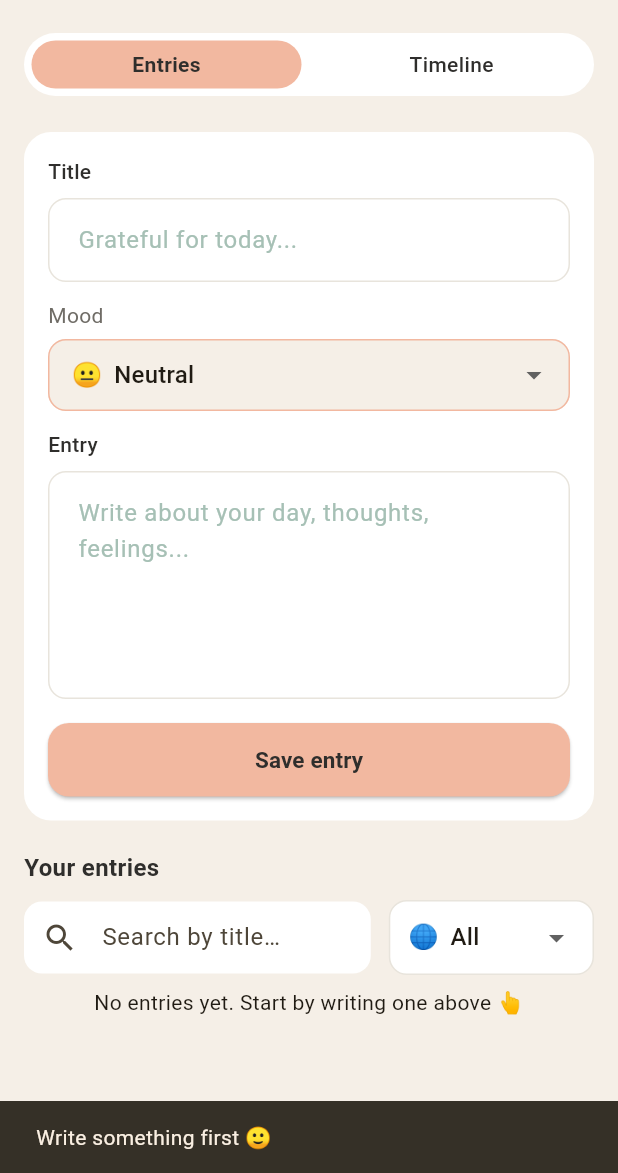
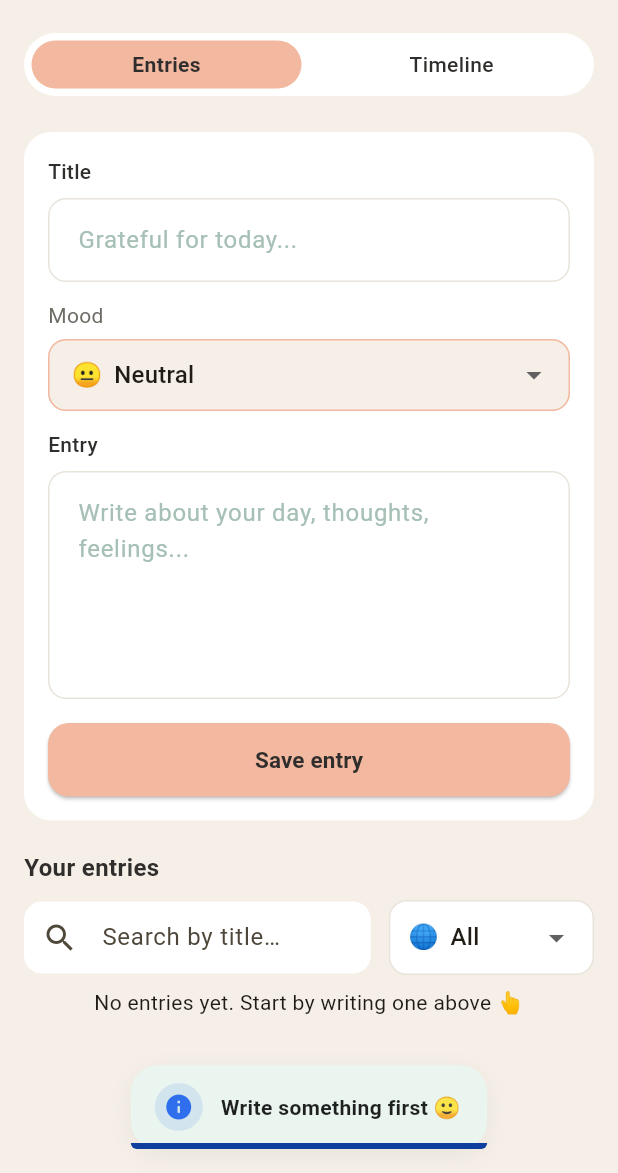
Before and after one commit to sunnypatell/csci4100u-aurora, a Flutter app: the JournalScreen screen opened directly, after a tap on "Save entry", on a phone screen of 412 x 824 dp, the part 63-1236 px from its top. Run offline on Flutter 3.47's test engine with Material 3 defaults, Android fonts, the phone set to English and light mode, and no system bars; our stand-ins replace cloud_firestore, firebase_auth, firebase_core, fl_chart, flutter_local_notifications, timezone; accounts and stored records are empty.

Commit message:
feat(ui-snackbar): introduce overlay snackbar variants and add docs
- add AuroraSnackVariant system (success,error,info,alert)
- replace all raw SnackBars with showAuroraSnackBar calls
- document usage & contributions in README

```diff
--- a/aurora_app/lib/main.dart
+++ b/aurora_app/lib/main.dart
@@ -31,6 +31,15 @@ class AuroraApp extends StatelessWidget {
           seedColor: const Color(0xFFF5C97B),
           brightness: Brightness.light,
         ),
+        snackBarTheme: const SnackBarThemeData(
+          elevation: 0,
+          backgroundColor: Colors.transparent,
+          behavior: SnackBarBehavior.floating,
+          shape: RoundedRectangleBorder(
+            borderRadius: BorderRadius.all(Radius.circular(18)),
+          ),
+          insetPadding: EdgeInsets.symmetric(horizontal: 16, vertical: 6),
+        ),
       ),
       home: const _AuthGate(),
     );
--- a/aurora_app/lib/screens/auth/login_screen.dart
+++ b/aurora_app/lib/screens/auth/login_screen.dart
@@ -2,6 +2,7 @@ import 'package:flutter/material.dart';
 import '../../widgets/auth/custom_text_field.dart';
 import '../../widgets/auth/auth_button.dart';
 import '../../services/auth_service.dart';
+import '../../widgets/aurora_snackbar.dart';
 import 'signup_screen.dart';
 
 class LoginScreen extends StatefulWidget {
@@ -35,17 +36,13 @@ class _LoginScreenState extends State<LoginScreen> {
         password: _passwordController.text,
       );
       if (!mounted) return;
-      ScaffoldMessenger.of(context).showSnackBar(
-        const SnackBar(content: Text('Signed in successfully')),
-      );
+      showAuroraSnackBar(context, 'Signed in successfully', variant: AuroraSnackVariant.success);
       // AuthGate will rebuild to Dashboard automatically; just pop back to root.
       Navigator.of(context).popUntil((route) => route.isFirst);
     } catch (e) {
       final msg = AuthService.instance.mapAuthError(e);
       if (mounted) {
-        ScaffoldMessenger.of(context).showSnackBar(
-          SnackBar(content: Text(msg)),
-        );
+        showAuroraSnackBar(context, msg, variant: AuroraSnackVariant.error);
       }
     } finally {
       if (mounted) setState(() => _isLoading = false);
@@ -55,25 +52,19 @@ class _LoginScreenState extends State<LoginScreen> {
   Future<void> _handleResetPassword() async {
     final email = _emailController.text.trim();
     if (email.isEmpty || !email.contains('@')) {
-      ScaffoldMessenger.of(context).showSnackBar(
-        const SnackBar(content: Text('Enter a valid email to reset password')),
-      );
+      showAuroraSnackBar(context, 'Enter a valid email to reset password', variant: AuroraSnackVariant.info);
       return;
     }
     setState(() => _resetting = true);
     try {
       await AuthService.instance.sendPasswordResetEmail(email);
       if (mounted) {
-        ScaffoldMessenger.of(context).showSnackBar(
-          SnackBar(content: Text('Password reset email sent to $email')),
-        );
+        showAuroraSnackBar(context, 'Password reset email sent to $email', variant: AuroraSnackVariant.success);
       }
     } catch (e) {
       final msg = AuthService.instance.mapAuthError(e);
       if (mounted) {
-        ScaffoldMessenger.of(context).showSnackBar(
-          SnackBar(content: Text(msg)),
-        );
+        showAuroraSnackBar(context, msg, variant: AuroraSnackVariant.error);
       }
     } finally {
       if (mounted) setState(() => _resetting = false);
--- a/aurora_app/lib/screens/auth/signup_screen.dart
+++ b/aurora_app/lib/screens/auth/signup_screen.dart
@@ -2,6 +2,7 @@ import 'package:flutter/material.dart';
 import '../../widgets/auth/custom_text_field.dart';
 import '../../widgets/auth/auth_button.dart';
 import '../../services/auth_service.dart';
+import '../../widgets/aurora_snackbar.dart';
 
 class SignUpScreen extends StatefulWidget {
   const SignUpScreen({super.key});
@@ -69,16 +70,12 @@ class _SignUpScreenState extends State<SignUpScreen> {
         displayName: _nameController.text.trim(),
       );
       if (!mounted) return;
-      ScaffoldMessenger.of(context).showSnackBar(
-        const SnackBar(content: Text('Account created!')),
-      );
+      showAuroraSnackBar(context, 'Account created!', variant: AuroraSnackVariant.success);
       Navigator.pop(context); // Back to login
     } catch (e) {
       final msg = AuthService.instance.mapAuthError(e);
       if (mounted) {
-        ScaffoldMessenger.of(context).showSnackBar(
-          SnackBar(content: Text(msg)),
-        );
+        showAuroraSnackBar(context, msg, variant: AuroraSnackVariant.error);
       }
     } finally {
       if (mounted) setState(() => _isLoading = false);
--- a/aurora_app/lib/screens/journal_screen.dart
+++ b/aurora_app/lib/screens/journal_screen.dart
@@ -4,6 +4,7 @@ import 'package:cloud_firestore/cloud_firestore.dart';
 import 'package:intl/intl.dart';
 import '../services/journal_service.dart';
 import '../widgets/auth/custom_text_field.dart';
+import '../widgets/aurora_snackbar.dart';
 import 'timeline_tab.dart';
 
 class JournalScreen extends StatefulWidget {
@@ -88,9 +89,7 @@ class _JournalScreenState extends State<JournalScreen> {
   Future<void> _saveEntry() async {
     if (_titleController.text.trim().isEmpty &&
         _contentController.text.trim().isEmpty) {
-      ScaffoldMessenger.of(context).showSnackBar(
-        const SnackBar(content: Text('Write something first 🙂')),
-      );
+      showAuroraSnackBar(context, 'Write something first 🙂', variant: AuroraSnackVariant.info);
       return;
     }
     setState(() => _isSaving = true);
@@ -104,14 +103,10 @@ class _JournalScreenState extends State<JournalScreen> {
       _titleController.clear();
       _contentController.clear();
       setState(() => _selectedMood = 'neutral');
-      ScaffoldMessenger.of(context).showSnackBar(
-        const SnackBar(content: Text('Journal entry saved! 📝')),
-      );
+      showAuroraSnackBar(context, 'Journal entry saved! 📝', variant: AuroraSnackVariant.success);
     } catch (e) {
       if (!mounted) return;
-      ScaffoldMessenger.of(context).showSnackBar(
-        SnackBar(content: Text('Error saving entry: $e')),
-      );
+      showAuroraSnackBar(context, 'Error saving entry: $e', variant: AuroraSnackVariant.error);
     } finally {
       if (mounted) {
         setState(() => _isSaving = false);
--- a/aurora_app/lib/screens/resources.dart
+++ b/aurora_app/lib/screens/resources.dart
@@ -1,5 +1,6 @@
 import 'package:flutter/material.dart';
 import 'package:flutter/services.dart';
+import '../widgets/aurora_snackbar.dart';
 
 /// Entry widget (use in your routes or Navigator.push)
 class ResourcesPage extends StatefulWidget {
@@ -176,7 +177,7 @@ class _ResourcesPageState extends State<ResourcesPage>
                           onTap: () => _open(context, const ADHDHelpPage()),
                         ),
                         ResourceCard(
-                          title: "Anxiety & Depression",
+                          title: "Anxiety",
                           subtitle: "Grounding, calm, connection",
                           emoji: "🌊",
                           gradientA: Colors.teal.shade200.withOpacity(0.35),
@@ -551,13 +552,11 @@ class _SimpleHelpScaffold extends StatelessWidget {
             icon: const Icon(Icons.call_rounded),
             onPressed: () {
               // TODO: Replace with your hotline or on-campus support action.
-              ScaffoldMessenger.of(context).showSnackBar(
-                const SnackBar(
-                  behavior: SnackBarBehavior.floating,
-                  content: Text(
-                    "Hotline / campus support: plug in your numbers or link here.",
-                  ),
-                ),
+              showAuroraSnackBar(
+                context,
+                "Hotline / campus support: plug in your numbers or link here.",
+                variant: AuroraSnackVariant.info,
+                icon: Icons.call_rounded, // override default info icon
               );
             },
             label: const Text("Talk to someone"),
--- a/aurora_app/lib/screens/settings_screen.dart
+++ b/aurora_app/lib/screens/settings_screen.dart
@@ -2,6 +2,7 @@ import 'package:flutter/material.dart';
 import 'package:cloud_firestore/cloud_firestore.dart';
 import 'package:firebase_auth/firebase_auth.dart';
 import '../services/auth_service.dart';
+import '../widgets/aurora_snackbar.dart';
 
 class SettingsScreen extends StatefulWidget {
   const SettingsScreen({super.key});
@@ -102,12 +103,12 @@ class _SettingsScreenState extends State<SettingsScreen> {
         weightKg: weight,
       );
       if (!mounted) return;
-      ScaffoldMessenger.of(context).showSnackBar(const SnackBar(content: Text('Profile updated')));
+      showAuroraSnackBar(context, 'Profile updated', variant: AuroraSnackVariant.success);
       Navigator.pop(context);
     } catch (e) {
       final msg = AuthService.instance.mapAuthError(e);
       if (mounted) {
-        ScaffoldMessenger.of(context).showSnackBar(SnackBar(content: Text(msg)));
+        showAuroraSnackBar(context, msg, variant: AuroraSnackVariant.error);
       }
     } finally {
       if (mounted) setState(() => _saving = false);
--- /dev/null
+++ b/aurora_app/lib/widgets/aurora_snackbar.dart
@@ -0,0 +1,246 @@
+import 'package:flutter/material.dart';
+
+/// Aurora Snackbar Overlay
+/// Provides a cross-platform, theme-consistent toast / snackbar replacement.
+/// Rationale: default Material SnackBar renders a dark bar on web that clashes
+/// with the calm light palette. This overlay implementation allows custom
+/// glassy styling, variant-driven iconography, and entrance / exit animations.
+/// Use `showAuroraSnackBar(context, message, variant: ...)` instead of the
+/// ScaffoldMessenger API throughout the app.
+
+/// Variants for Aurora snackbars.
+enum AuroraSnackVariant { success, error, info, alert }
+
+OverlayEntry? _currentAuroraSnack;
+
+/// Shows a custom overlay-based snackbar/toast that is visually consistent
+/// across platforms (avoids Material default dark bar on web).
+void showAuroraSnackBar(
+  BuildContext context,
+  String message, {
+  AuroraSnackVariant variant = AuroraSnackVariant.success,
+  IconData? icon,
+  Color? accent,
+  Duration duration = const Duration(seconds: 3),
+}) {
+  icon ??= _iconFor(variant);
+  accent ??= _accentFor(variant);
+
+  // Remove any existing snackbar overlay.
+  _currentAuroraSnack?.remove();
+  _currentAuroraSnack = null;
+
+  final overlay = Overlay.of(context);
+  if (overlay == null) return; // no overlay available
+
+  final entry = OverlayEntry(
+    builder: (ctx) => _AuroraSnackOverlay(
+      message: message,
+      icon: icon!,
+      accent: accent!,
+      duration: duration,
+      onClose: () {
+        _currentAuroraSnack?.remove();
+        _currentAuroraSnack = null;
+      },
+    ),
+  );
+
+  overlay.insert(entry);
+  _currentAuroraSnack = entry;
+}
+
+IconData _iconFor(AuroraSnackVariant v) {
+  switch (v) {
+    case AuroraSnackVariant.success:
+      return Icons.check_rounded;
+    case AuroraSnackVariant.error:
+      return Icons.error_outline_rounded;
+    case AuroraSnackVariant.info:
+      return Icons.info_rounded;
+    case AuroraSnackVariant.alert:
+      return Icons.warning_rounded;
+  }
+}
+
+Color _accentFor(AuroraSnackVariant v) {
+  switch (v) {
+    case AuroraSnackVariant.success:
+      return const Color(0xFF1B7F3B); // green
+    case AuroraSnackVariant.error:
+      return const Color(0xFFB3261E); // red
+    case AuroraSnackVariant.info:
+      return const Color(0xFF2F6FED); // blue
+    case AuroraSnackVariant.alert:
+      return const Color(0xFF9C6F00); // amber/brown
+  }
+}
+
+class _AuroraSnackContent extends StatelessWidget {
+  final String message;
+  final IconData icon;
+  final Color accent;
+  const _AuroraSnackContent({
+    required this.message,
+    required this.icon,
+    required this.accent,
+  });
+
+  Color _darken(Color c, [double amount = .22]) {
+    final hsl = HSLColor.fromColor(c);
+    final h = hsl.hue;
+    final s = hsl.saturation;
+    final l = (hsl.lightness - amount).clamp(0.0, 1.0);
+    return HSLColor.fromAHSL(1.0, h, s, l).toColor();
+  }
+
+  @override
+  Widget build(BuildContext context) {
+    final base = accent;
+    final darker = _darken(base);
+    return Container(
+      decoration: BoxDecoration(
+        borderRadius: BorderRadius.circular(18),
+        color: const Color(0xFFE9F5EE),
+        boxShadow: [
+          BoxShadow(
+            color: Colors.black.withOpacity(0.05),
+            blurRadius: 12,
+            offset: const Offset(0, 4),
+          ),
+        ],
+      ),
+      child: Stack(
+        children: [
+          // Bottom accent bar
+          Positioned.fill(
+            child: Align(
+              alignment: Alignment.bottomCenter,
+              child: Container(
+                height: 4,
+                decoration: BoxDecoration(
+                  color: darker,
+                  borderRadius: const BorderRadius.vertical(
+                    bottom: Radius.circular(18),
+                  ),
+                ),
+              ),
+            ),
+          ),
+          Padding(
+            padding: const EdgeInsets.fromLTRB(16, 12, 18, 12),
+            child: Row(
+              mainAxisSize: MainAxisSize.min,
+              children: [
+                Container(
+                  decoration: BoxDecoration(
+                    color: base.withOpacity(.12),
+                    shape: BoxShape.circle,
+                  ),
+                  padding: const EdgeInsets.all(6),
+                  child: Icon(icon, color: base, size: 20),
+                ),
+                const SizedBox(width: 12),
+                Flexible(
+                  child: Text(
+                    message,
+                    style: Theme.of(context).textTheme.bodyMedium?.copyWith(
+                          fontWeight: FontWeight.w600,
+                          color: Colors.black87,
+                        ),
+                  ),
+                ),
+              ],
+            ),
+          ),
+        ],
+      ),
+    );
+  }
+}
+
+class _AuroraSnackOverlay extends StatefulWidget {
+  final String message;
+  final IconData icon;
+  final Color accent;
+  final Duration duration;
+  final VoidCallback onClose;
+
+  const _AuroraSnackOverlay({
+    required this.message,
+    required this.icon,
+    required this.accent,
+    required this.duration,
+    required this.onClose,
+  });
+
+  @override
+  State<_AuroraSnackOverlay> createState() => _AuroraSnackOverlayState();
+}
+
+class _AuroraSnackOverlayState extends State<_AuroraSnackOverlay>
+    with SingleTickerProviderStateMixin {
+  late final AnimationController _ctrl;
+  late final Animation<double> _fade;
+  late final Animation<Offset> _slide;
+
+  @override
+  void initState() {
+    super.initState();
+    _ctrl = AnimationController(vsync: this, duration: const Duration(milliseconds: 240));
+    _fade = CurvedAnimation(parent: _ctrl, curve: Curves.easeOut);
+    _slide = Tween(begin: const Offset(0, 0.15), end: Offset.zero).animate(_fade);
+    _ctrl.forward();
+    Future.delayed(widget.duration, _dismiss);
+  }
+
+  void _dismiss() {
+    if (!_ctrl.isAnimating && mounted) {
+      _ctrl.reverse().then((_) {
+        if (mounted) widget.onClose();
+      });
+    } else if (mounted) {
+      _ctrl.reverse().then((_) {
+        if (mounted) widget.onClose();
+      });
+    }
+  }
+
+  @override
+  void dispose() {
+    _ctrl.dispose();
+    super.dispose();
+  }
+
+  @override
+  Widget build(BuildContext context) {
+    final safeBottom = MediaQuery.of(context).padding.bottom;
+    return Positioned(
+      left: 0,
+      right: 0,
+      bottom: 16 + safeBottom,
+      child: IgnorePointer(
+        ignoring: true,
+        child: AnimatedBuilder(
+          animation: _ctrl,
+            builder: (context, _) => Opacity(
+            opacity: _fade.value,
+            child: FractionalTranslation(
+              translation: _slide.value,
+              child: Center(
+                child: ConstrainedBox(
+                  constraints: const BoxConstraints(maxWidth: 720),
+                  child: _AuroraSnackContent(
+                    message: widget.message,
+                    icon: widget.icon,
+                    accent: widget.accent,
+                  ),
+                ),
+              ),
+            ),
+          ),
+        ),
+      ),
+    );
+  }
+}
--- a/aurora_app/lib/widgets/auth/auth_button.dart
+++ b/aurora_app/lib/widgets/auth/auth_button.dart
@@ -1,4 +1,9 @@
 import 'package:flutter/material.dart';
+
+/// AuthButton
+/// Primary call-to-action button used across authentication flows.
+/// Provides a consistent height, loading spinner state, and disabled styling.
+/// Keeps elevation at 0 for a calm, flat aesthetic matching the overall theme.
 
 class AuthButton extends StatelessWidget {
   final String text;
--- a/aurora_app/lib/widgets/auth/custom_text_field.dart
+++ b/aurora_app/lib/widgets/auth/custom_text_field.dart
@@ -1,4 +1,10 @@
 import 'package:flutter/material.dart';
+
+/// CustomTextField
+/// Reusable labeled input with consistent styling (radius, colors, focus +
+/// error borders). Supports expansion, multi-line, validation, suffix icon
+/// (e.g. password visibility), and custom capitalization. Separates label from
+/// field for flexible vertical spacing.
 
 class CustomTextField extends StatelessWidget {
   final TextEditingController controller;
```
Also changed, not shown: aurora_app/lib/services/auth_service.dart (+13 -0 lines), aurora_app/lib/services/journal_service.dart (+12 -5 lines), aurora_app/lib/services/notifications_service.dart (+11 -1 lines), 1 other file.
